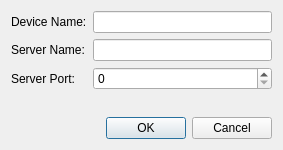
This is src/tools/dcpterm/configdialog.ui in kbg/dcpclient as Qt 5 draws it before an edit. The edited form follows.
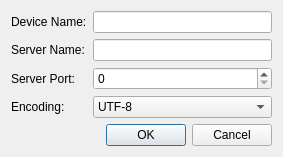
This is the edited form.

Commit message:
DcpTerm: Support for different character encodings.
Currently supported: UTF-8 and Latin1.

Patch:
```diff
--- a/src/tools/dcpterm/configdialog.ui
+++ b/src/tools/dcpterm/configdialog.ui
@@ -63,6 +63,27 @@
      <item row="1" column="1">
       <widget class="QLineEdit" name="editDeviceName"/>
      </item>
+     <item row="4" column="0">
+      <widget class="QLabel" name="labelEncoding">
+       <property name="text">
+        <string>Encoding:</string>
+       </property>
+      </widget>
+     </item>
+     <item row="4" column="1">
+      <widget class="QComboBox" name="comboEncoding">
+       <item>
+        <property name="text">
+         <string>UTF-8</string>
+        </property>
+       </item>
+       <item>
+        <property name="text">
+         <string>Latin1</string>
+        </property>
+       </item>
+      </widget>
+     </item>
     </layout>
    </item>
    <item>
```
Left out of the diff: 1 changed line with no effect on the pictures. The commit also changes 4 other files.
